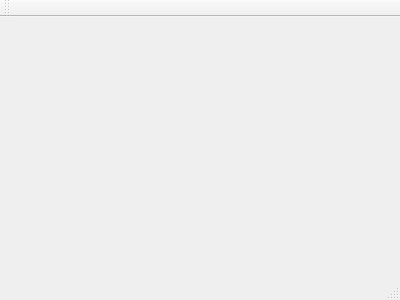
Dchengg/Progra_1_Datos_Bena, file mainwindow.ui: the form before one commit.
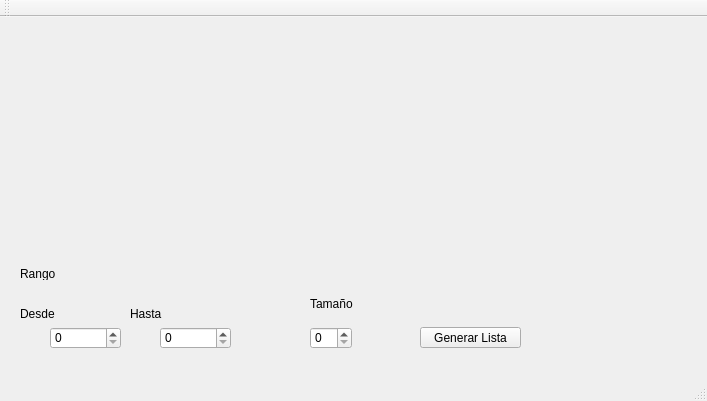
The form after the commit.

Commit message:
Randomizer implementado y interfaz basica
Randomizer llena la lista de numeros random utilizando un rango.

Patch:
```diff
--- a/mainwindow.ui
+++ b/mainwindow.ui
@@ -1,24 +1,144 @@
 <ui version="4.0">
  <class>MainWindow</class>
- <widget class="QMainWindow" name="MainWindow" >
-  <property name="geometry" >
+ <widget class="QMainWindow" name="MainWindow">
+  <property name="geometry">
    <rect>
     <x>0</x>
     <y>0</y>
-    <width>400</width>
-    <height>300</height>
+    <width>707</width>
+    <height>401</height>
    </rect>
   </property>
   <property name="windowTitle" >
    <string>MainWindow</string>
   </property>
-  <widget class="QMenuBar" name="menuBar" />
-  <widget class="QToolBar" name="mainToolBar" />
-  <widget class="QWidget" name="centralWidget" />
-  <widget class="QStatusBar" name="statusBar" />
+  <widget class="QWidget" name="centralWidget">
+   <widget class="QPushButton" name="generarPushButton">
+    <property name="geometry">
+     <rect>
+      <x>420</x>
+      <y>310</y>
+      <width>101</width>
+      <height>21</height>
+     </rect>
+    </property>
+    <property name="text">
+     <string>Generar Lista</string>
+    </property>
+   </widget>
+   <widget class="QSpinBox" name="hastaSpinBox">
+    <property name="geometry">
+     <rect>
+      <x>160</x>
+      <y>310</y>
+      <width>71</width>
+      <height>22</height>
+     </rect>
+    </property>
+    <property name="maximum">
+     <number>10000</number>
+    </property>
+   </widget>
+   <widget class="QSpinBox" name="desdeSpinBox">
+    <property name="geometry">
+     <rect>
+      <x>50</x>
+      <y>310</y>
+      <width>71</width>
+      <height>22</height>
+     </rect>
+    </property>
+    <property name="maximum">
+     <number>10000</number>
+    </property>
+    <property name="displayIntegerBase">
+     <number>10</number>
+    </property>
+   </widget>
+   <widget class="QLabel" name="label">
+    <property name="geometry">
+     <rect>
+      <x>20</x>
+      <y>250</y>
+      <width>47</width>
+      <height>13</height>
+     </rect>
+    </property>
+    <property name="text">
+     <string>Rango</string>
+    </property>
+   </widget>
+   <widget class="QLabel" name="label_2">
+    <property name="geometry">
+     <rect>
+      <x>20</x>
+      <y>290</y>
+      <width>47</width>
+      <height>13</height>
+     </rect>
+    </property>
+    <property name="text">
+     <string>Desde</string>
+    </property>
+   </widget>
+   <widget class="QLabel" name="label_3">
+    <property name="geometry">
+     <rect>
+      <x>130</x>
+      <y>290</y>
+      <width>47</width>
+      <height>13</height>
+     </rect>
+    </property>
+    <property name="text">
+     <string>Hasta</string>
+    </property>
+   </widget>
+   <widget class="QSpinBox" name="tamSpinBox">
+    <property name="geometry">
+     <rect>
+      <x>310</x>
+      <y>310</y>
+      <width>42</width>
+      <height>22</height>
+     </rect>
+    </property>
+   </widget>
+   <widget class="QLabel" name="label_4">
+    <property name="geometry">
+     <rect>
+      <x>310</x>
+      <y>280</y>
+      <width>47</width>
+      <height>13</height>
+     </rect>
+    </property>
+    <property name="text">
+     <string>Tamaño</string>
+    </property>
+   </widget>
+  </widget>
+  <widget class="QMenuBar" name="menuBar">
+   <property name="geometry">
+    <rect>
+     <x>0</x>
+     <y>0</y>
+     <width>707</width>
+     <height>21</height>
+    </rect>
+   </property>
+  </widget>
+  <widget class="QToolBar" name="mainToolBar">
+   <attribute name="toolBarArea">
+    <enum>TopToolBarArea</enum>
+   </attribute>
+   <attribute name="toolBarBreak">
+    <bool>false</bool>
+   </attribute>
+  </widget>
+  <widget class="QStatusBar" name="statusBar"/>
  </widget>
- <layoutDefault spacing="6" margin="11" />
- <pixmapfunction></pixmapfunction>
+ <layoutdefault spacing="6" margin="11"/>
  <resources/>
  <connections/>
 </ui>
```
Left out of the diff: 3 changed lines with no effect on the pictures. The commit also changes 5 other files.
